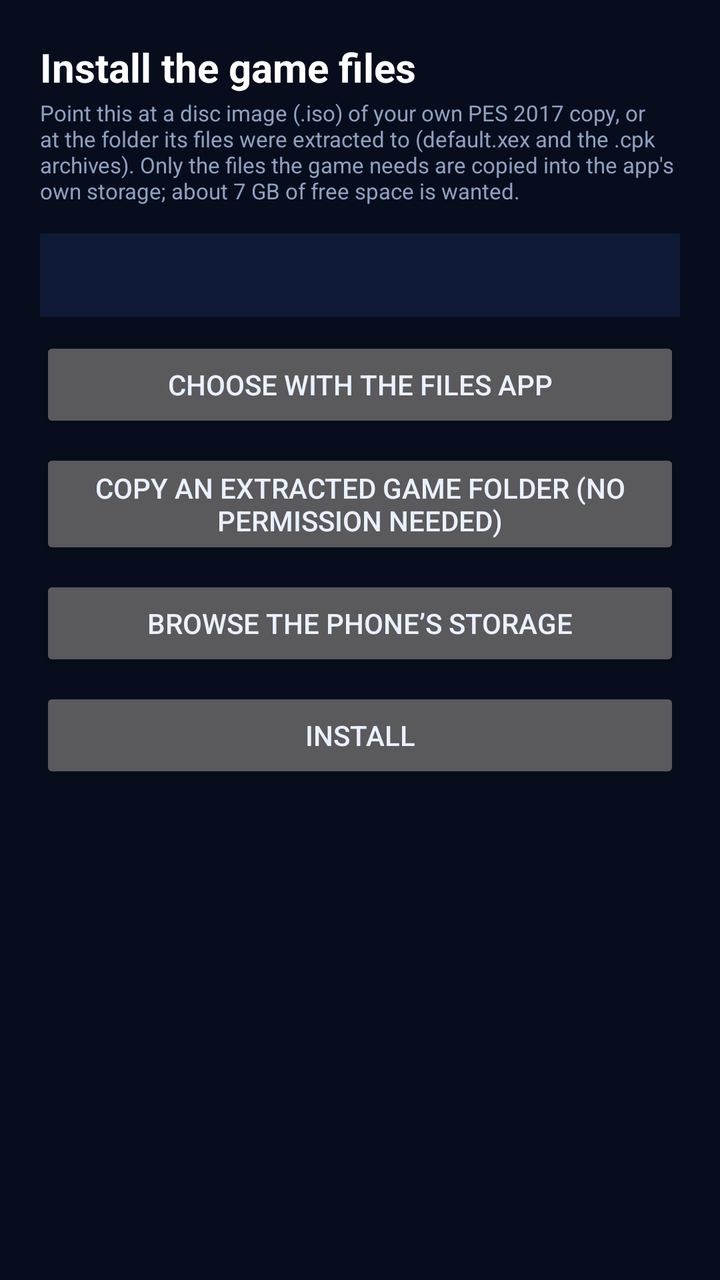
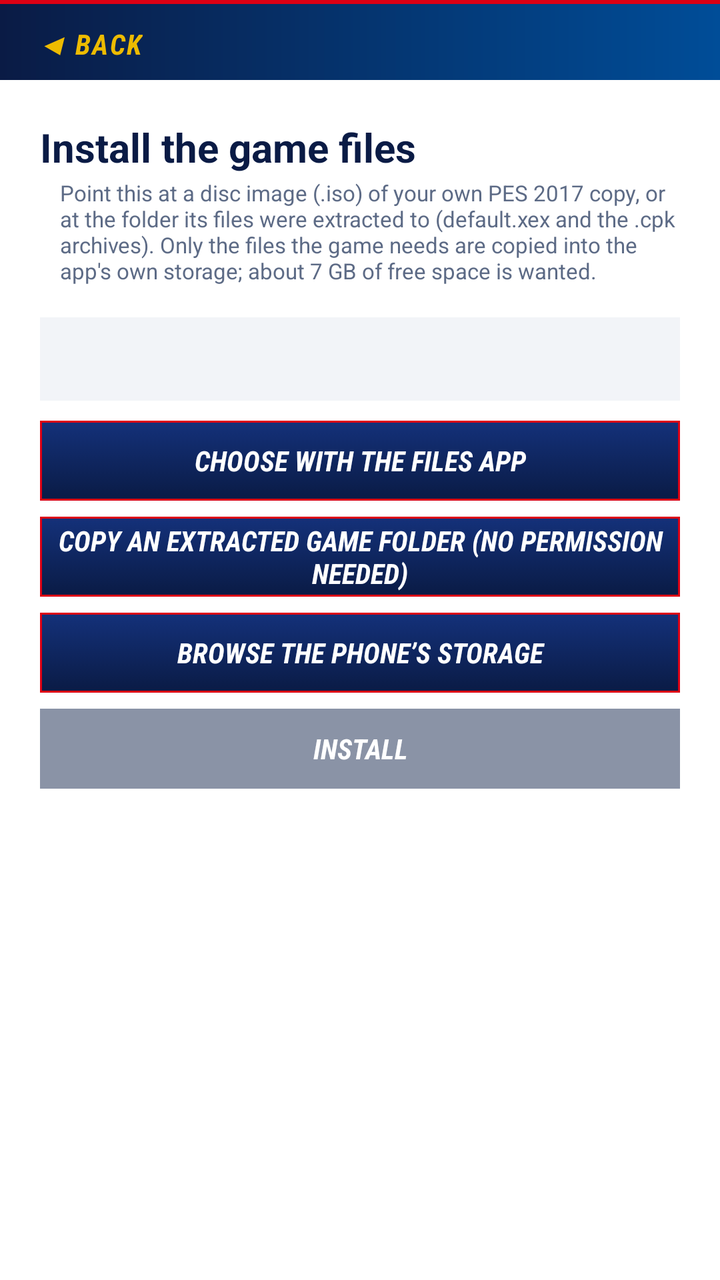

An Android layout rendered at two revisions. The XML below is the earlier revision; the diff shows what the commit changed to produce the second picture.
<!-- AndroidManifest.xml: application theme Theme.PES17 -->
<!-- res/layout/activity_install.xml -->
<?xml version="1.0" encoding="utf-8"?>
<ScrollView xmlns:android="http://schemas.android.com/apk/res/android"
    android:layout_width="match_parent"
    android:layout_height="match_parent"
    android:fillViewport="true"
    android:background="#070D1C">

    <LinearLayout
        android:layout_width="match_parent"
        android:layout_height="wrap_content"
        android:orientation="vertical"
        android:padding="20dp">

        <TextView
            android:layout_width="match_parent"
            android:layout_height="wrap_content"
            android:text="@string/install_game"
            android:textColor="#FFFFFF"
            android:textSize="20sp"
            android:textStyle="bold" />

        <TextView
            style="@style/SettingHint"
            android:layout_width="match_parent"
            android:layout_height="wrap_content"
            android:text="@string/install_hint" />

        <TextView
            android:id="@+id/source"
            android:layout_width="match_parent"
            android:layout_height="wrap_content"
            android:layout_marginTop="12dp"
            android:background="#0E1A36"
            android:padding="12dp"
            android:textColor="#D6E2FF"
            android:textSize="13sp" />

        <Button
            android:id="@+id/pick"
            android:layout_width="match_parent"
            android:layout_height="wrap_content"
            android:layout_marginTop="10dp"
            android:text="@string/pick_with_files" />

        <Button
            android:id="@+id/pick_folder"
            android:layout_width="match_parent"
            android:layout_height="wrap_content"
            android:layout_marginTop="8dp"
            android:text="@string/pick_folder" />

        <Button
            android:id="@+id/choose"
            android:layout_width="match_parent"
            android:layout_height="wrap_content"
            android:layout_marginTop="8dp"
            android:text="@string/choose_source" />

        <Button
            android:id="@+id/begin"
            android:layout_width="match_parent"
            android:layout_height="wrap_content"
            android:layout_marginTop="8dp"
            android:enabled="false"
            android:text="@string/begin_install" />

        <ProgressBar
            android:id="@+id/progress"
            style="?android:attr/progressBarStyleHorizontal"
            android:layout_width="match_parent"
            android:layout_height="wrap_content"
            android:layout_marginTop="14dp"
            android:max="1000"
            android:visibility="gone" />

        <TextView
            android:id="@+id/progress_text"
            style="@style/SettingHint"
            android:layout_width="match_parent"
            android:layout_height="wrap_content" />

        <Button
            android:id="@+id/cancel"
            android:layout_width="match_parent"
            android:layout_height="wrap_content"
            android:layout_marginTop="8dp"
            android:visibility="gone"
            android:text="@string/cancel" />
    </LinearLayout>
</ScrollView>
<!-- resources referenced by this layout -->
<resources>
  <string name="begin_install">Install</string>
  <string name="cancel">Cancel</string>
  <string name="install_game">Install the game files</string>
  <style name="SettingHint">
          <item name="android:paddingTop">2dp</item>
          <item name="android:paddingBottom">2dp</item>
          <item name="android:textColor">#8FA0C2</item>
          <item name="android:textSize">11sp</item>
      </style>
  <style name="Theme.PES17" parent="Theme.AppCompat.NoActionBar">
          <item name="android:windowBackground">#070D1C</item>
          <item name="colorPrimary">#0E1A36</item>
          <item name="colorPrimaryDark">#070D1C</item>
          <item name="colorAccent">#2CC4FF</item>
          <item name="android:textColorPrimary">#EAF1FF</item>
          <item name="android:textColorSecondary">#8FA0C2</item>
      </style>
  <!-- unchanged entries left out for length: 4 -->
</resources>

<!-- the commit's change to res/layout/activity_install.xml (unified diff, before → after) -->
@@ -1,9 +1,17 @@
 <?xml version="1.0" encoding="utf-8"?>
-<ScrollView xmlns:android="http://schemas.android.com/apk/res/android"
+<LinearLayout xmlns:android="http://schemas.android.com/apk/res/android"
     android:layout_width="match_parent"
     android:layout_height="match_parent"
-    android:fillViewport="true"
-    android:background="#070D1C">
+    android:orientation="vertical"
+    android:background="@color/pes_page">
+
+    <include layout="@layout/view_back_bar" />
+
+<ScrollView
+    android:layout_width="match_parent"
+    android:layout_height="0dp"
+    android:layout_weight="1"
+    android:fillViewport="true">
 
     <LinearLayout
         android:layout_width="match_parent"
@@ -15,7 +23,7 @@
             android:layout_width="match_parent"
             android:layout_height="wrap_content"
             android:text="@string/install_game"
-            android:textColor="#FFFFFF"
+            android:textColor="@color/pes_navy"
             android:textSize="20sp"
             android:textStyle="bold" />
 
@@ -30,9 +38,9 @@
             android:layout_width="match_parent"
             android:layout_height="wrap_content"
             android:layout_marginTop="12dp"
-            android:background="#0E1A36"
+            android:background="@color/pes_panel"
             android:padding="12dp"
-            android:textColor="#D6E2FF"
+            android:textColor="@color/pes_text"
             android:textSize="13sp" />
 
         <Button
@@ -88,3 +96,24 @@
             android:text="@string/cancel" />
     </LinearLayout>
 </ScrollView>
+</LinearLayout>
+<!-- res/layout/view_back_bar.xml (included above) -->
+<?xml version="1.0" encoding="utf-8"?>
+<LinearLayout xmlns:android="http://schemas.android.com/apk/res/android"
+    android:layout_width="match_parent"
+    android:layout_height="wrap_content"
+    android:background="@drawable/bg_panel_title"
+    android:gravity="center_vertical"
+    android:orientation="horizontal"
+    android:paddingStart="8dp"
+    android:paddingEnd="8dp"
+    android:paddingTop="4dp">
+
+    <Button
+        android:id="@+id/back_button"
+        style="@style/BackButton"
+        android:layout_width="wrap_content"
+        android:layout_height="wrap_content"
+        android:text="@string/back" />
+
+</LinearLayout>
<!-- resource entries referenced after the edit -->
@@ -1,22 +1,91 @@
 <!-- resources referenced by this layout -->
 <resources>
+  <color name="pes_navy">#0A1B45</color>
+  <color name="pes_page">#FFFFFF</color>
+  <color name="pes_panel">#F2F4F8</color>
+  <color name="pes_text">#0A1B45</color>
+  <!-- drawable bg_panel_title (drawable) -->
+  <?xml version="1.0" encoding="utf-8"?>
+  <layer-list xmlns:android="http://schemas.android.com/apk/res/android">
+      <item>
+          <shape android:shape="rectangle">
+              <gradient android:angle="0" android:startColor="#0A1B45" android:endColor="#004D98" />
+          </shape>
+      </item>
+      <item android:gravity="top" android:height="2dp">
+          <shape android:shape="rectangle">
+              <solid android:color="#DC0014" />
+          </shape>
+      </item>
+  </layer-list>
+  <string name="back">◀  Back</string>
   <string name="begin_install">Install</string>
   <string name="cancel">Cancel</string>
   <string name="install_game">Install the game files</string>
+  <style name="BackButton">
+          <item name="android:background">@android:color/transparent</item>
+          <item name="android:minHeight">36dp</item>
+          <item name="android:minWidth">0dp</item>
+          <item name="android:paddingStart">10dp</item>
+          <item name="android:paddingEnd">14dp</item>
+          <item name="android:textColor">@color/pes_gold</item>
+          <item name="android:textSize">14sp</item>
+          <item name="android:textStyle">bold|italic</item>
+          <item name="android:textAllCaps">true</item>
+          <item name="android:fontFamily">sans-serif-condensed</item>
+          <item name="android:letterSpacing">0.06</item>
+          <item name="android:stateListAnimator">@null</item>
+      </style>
   <style name="SettingHint">
+          <item name="android:paddingStart">10dp</item>
           <item name="android:paddingTop">2dp</item>
-          <item name="android:paddingBottom">2dp</item>
-          <item name="android:textColor">#8FA0C2</item>
+          <item name="android:paddingBottom">4dp</item>
+          <item name="android:textColor">@color/pes_muted</item>
           <item name="android:textSize">11sp</item>
       </style>
-  <style name="Theme.PES17" parent="Theme.AppCompat.NoActionBar">
-          <item name="android:windowBackground">#070D1C</item>
-          <item name="colorPrimary">#0E1A36</item>
-          <item name="colorPrimaryDark">#070D1C</item>
-          <item name="colorAccent">#2CC4FF</item>
-          <item name="android:textColorPrimary">#EAF1FF</item>
-          <item name="android:textColorSecondary">#8FA0C2</item>
+  <style name="Theme.PES17" parent="Theme.AppCompat.Light.NoActionBar">
+          <item name="android:windowBackground">@color/pes_page</item>
+          <item name="colorPrimary">@color/pes_navy</item>
+          <item name="colorPrimaryDark">@color/pes_navy</item>
+          <item name="colorAccent">@color/pes_red</item>
+          <item name="colorControlActivated">@color/pes_red</item>
+          <item name="android:textColorPrimary">@color/pes_text</item>
+          <item name="android:textColorSecondary">@color/pes_muted</item>
+          <item name="buttonStyle">@style/PanelButton</item>
+          <item name="android:buttonStyle">@style/PanelButton</item>
       </style>
+  <color name="pes_gold">#EDBB00</color>
+  <color name="pes_muted">#5D6B86</color>
+  <color name="pes_red">#DC0014</color>
+  <style name="PanelButton" parent="Widget.AppCompat.Button">
+          <item name="android:background">@drawable/bg_button_action</item>
+          <item name="android:textColor">@color/pes_on_dark</item>
+          <item name="android:textStyle">bold|italic</item>
+          <item name="android:fontFamily">sans-serif-condensed</item>
+          <item name="android:minHeight">40dp</item>
+          <item name="android:stateListAnimator">@null</item>
+      </style>
+  <!-- drawable bg_button_action (drawable) -->
+  <?xml version="1.0" encoding="utf-8"?>
+  <ripple xmlns:android="http://schemas.android.com/apk/res/android"
+      android:color="#66EDBB00">
+      <item>
+          <selector>
+              <item android:state_enabled="false">
+                  <shape android:shape="rectangle">
+                      <solid android:color="#8A93A6" />
+                  </shape>
+              </item>
+              <item>
+                  <shape android:shape="rectangle">
+                      <gradient android:angle="270" android:startColor="#14317A" android:endColor="#0A1B45" />
+                      <stroke android:width="1dp" android:color="#DC0014" />
+                  </shape>
+              </item>
+          </selector>
+      </item>
+  </ripple>
+  <color name="pes_on_dark">#FFFFFF</color>
   <!-- unchanged entries left out for length: 4 -->
 </resources>
 
